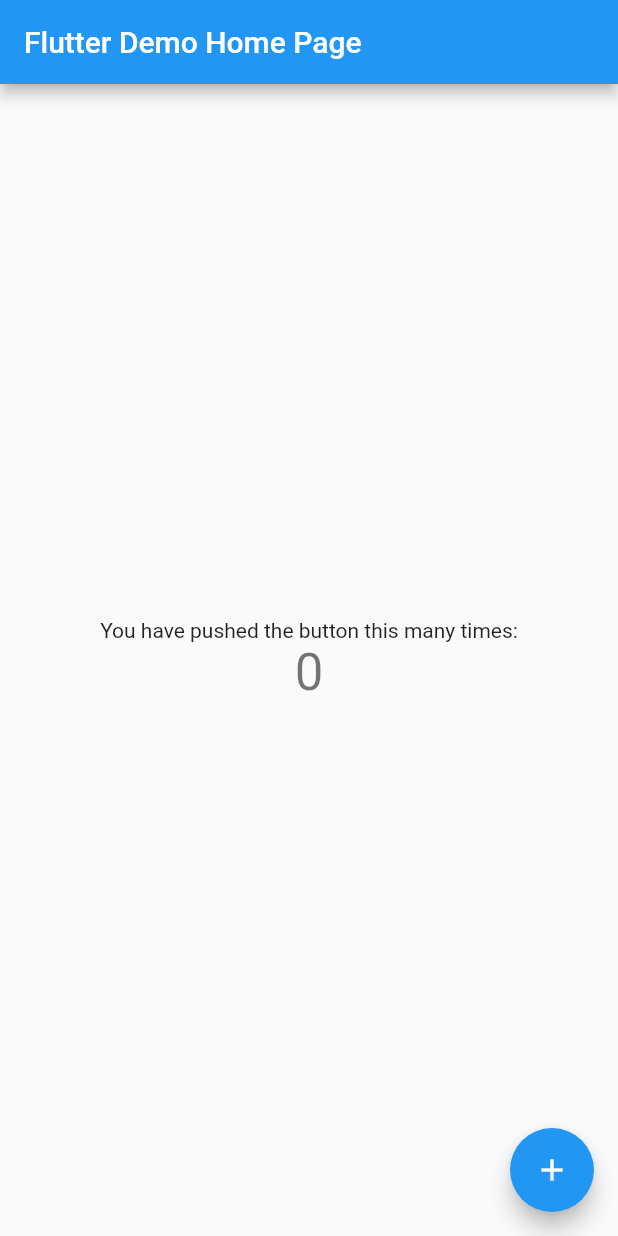
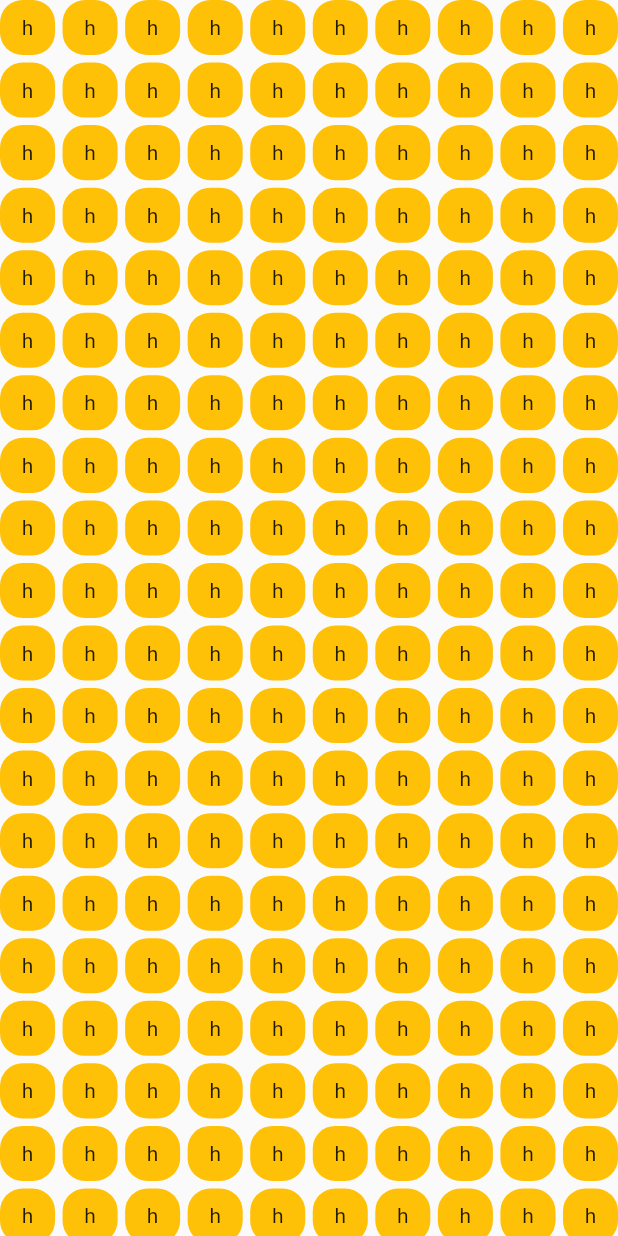
Before and after one commit to diyarfaraj/memento-mori, a Flutter app: the screen it shows after launch, on a phone screen of 412 x 824 dp. Run offline on Flutter 3.47's test engine with Material 2 defaults, Android fonts, the phone set to English and light mode, and no system bars.

Commit message:
added homescreen added

```diff
--- /dev/null
+++ b/lib/HomeScreen.dart
@@ -0,0 +1,52 @@
+import 'package:flutter/material.dart';
+import 'package:memento_mori/main.dart';
+
+class HomeScreen extends StatefulWidget {
+  @override
+  _HomeScreenState createState() => _HomeScreenState();
+}
+
+class _HomeScreenState extends State<HomeScreen> {
+  @override
+  Widget build(BuildContext context) {
+    var myAge;
+    myAge = calculateAge(DateTime(1999 - 12 - 12));
+    var yearsLeft = 85 - myAge;
+    var totalWeeksLeft = yearsLeft * 52;
+    return Scaffold(
+      body: GridView.builder(
+        itemCount: totalWeeksLeft,
+        gridDelegate: SliverGridDelegateWithFixedCrossAxisCount(
+            crossAxisCount: 10,
+            childAspectRatio: 1,
+            crossAxisSpacing: 5,
+            mainAxisSpacing: 5),
+        itemBuilder: (context, index) {
+          return Container(
+            alignment: Alignment.center,
+            child: Text("h"),
+            decoration: BoxDecoration(
+                color: Colors.amber, borderRadius: BorderRadius.circular(15)),
+          );
+        },
+      ),
+    );
+  }
+
+  int calculateAge(DateTime birthDate) {
+    DateTime currentDate = DateTime.now();
+    int age = currentDate.year - birthDate.year;
+    int month1 = currentDate.month;
+    int month2 = birthDate.month;
+    if (month2 > month1) {
+      age--;
+    } else if (month1 == month2) {
+      int day1 = currentDate.day;
+      int day2 = birthDate.day;
+      if (day2 > day1) {
+        age--;
+      }
+    }
+    return age;
+  }
+}
--- a/lib/main.dart
+++ b/lib/main.dart
@@ -1,4 +1,5 @@
 import 'package:flutter/material.dart';
+import 'package:memento_mori/HomeScreen.dart';
 
 void main() {
   runApp(MyApp());
@@ -26,92 +27,7 @@ class MyApp extends StatelessWidget {
         // closer together (more dense) than on mobile platforms.
         visualDensity: VisualDensity.adaptivePlatformDensity,
       ),
-      home: MyHomePage(title: 'Flutter Demo Home Page'),
+      home: HomeScreen(),
     );
   }
 }
-
-class MyHomePage extends StatefulWidget {
-  MyHomePage({Key key, this.title}) : super(key: key);
-
-  // This widget is the home page of your application. It is stateful, meaning
-  // that it has a State object (defined below) that contains fields that affect
-  // how it looks.
-
-  // This class is the configuration for the state. It holds the values (in this
-  // case the title) provided by the parent (in this case the App widget) and
-  // used by the build method of the State. Fields in a Widget subclass are
-  // always marked "final".
-
-  final String title;
-
-  @override
-  _MyHomePageState createState() => _MyHomePageState();
-}
-
-class _MyHomePageState extends State<MyHomePage> {
-  int _counter = 0;
-
-  void _incrementCounter() {
-    setState(() {
-      // This call to setState tells the Flutter framework that something has
-      // changed in this State, which causes it to rerun the build method below
-      // so that the display can reflect the updated values. If we changed
-      // _counter without calling setState(), then the build method would not be
-      // called again, and so nothing would appear to happen.
-      _counter++;
-    });
-  }
-
-  @override
-  Widget build(BuildContext context) {
-    // This method is rerun every time setState is called, for instance as done
-    // by the _incrementCounter method above.
-    //
-    // The Flutter framework has been optimized to make rerunning build methods
-    // fast, so that you can just rebuild anything that needs updating rather
-    // than having to individually change instances of widgets.
-    return Scaffold(
-      appBar: AppBar(
-        // Here we take the value from the MyHomePage object that was created by
-        // the App.build method, and use it to set our appbar title.
-        title: Text(widget.title),
-      ),
-      body: Center(
-        // Center is a layout widget. It takes a single child and positions it
-        // in the middle of the parent.
-        child: Column(
-          // Column is also a layout widget. It takes a list of children and
-          // arranges them vertically. By default, it sizes itself to fit its
-          // children horizontally, and tries to be as tall as its parent.
-          //
-          // Invoke "debug painting" (press "p" in the console, choose the
-          // "Toggle Debug Paint" action from the Flutter Inspector in Android
-          // Studio, or the "Toggle Debug Paint" command in Visual Studio Code)
-          // to see the wireframe for each widget.
-          //
-          // Column has various properties to control how it sizes itself and
-          // how it positions its children. Here we use mainAxisAlignment to
-          // center the children vertically; the main axis here is the vertical
-          // axis because Columns are vertical (the cross axis would be
-          // horizontal).
-          mainAxisAlignment: MainAxisAlignment.center,
-          children: <Widget>[
-            Text(
-              'You have pushed the button this many times:',
-            ),
-            Text(
-              '$_counter',
-              style: Theme.of(context).textTheme.headline4,
-            ),
-          ],
-        ),
-      ),
-      floatingActionButton: FloatingActionButton(
-        onPressed: _incrementCounter,
-        tooltip: 'Increment',
-        child: Icon(Icons.add),
-      ), // This trailing comma makes auto-formatting nicer for build methods.
-    );
-  }
-}
```
Also changed, not shown: pubspec.lock.
